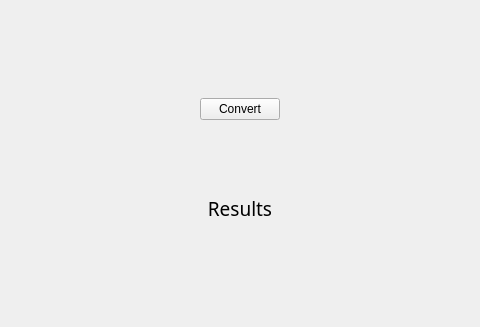
First picture: the form in Xefexcel/mainwindow.ui, repository OskarPodgorski/Xefexcel, before the edit; both pictures show x 260 to 740 and y 373 to 700 of the 1000 by 700 pixel window.
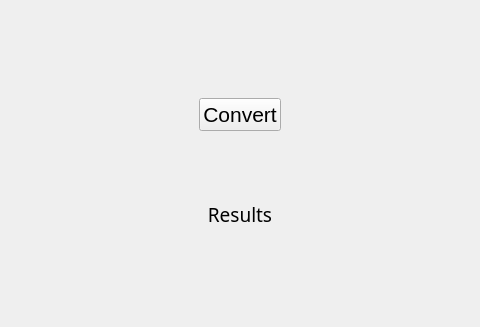
Second picture: the form after the edit.

```diff
--- a/Xefexcel/mainwindow.ui
+++ b/Xefexcel/mainwindow.ui
@@ -70,6 +70,11 @@
             <layout class="QVBoxLayout" name="verticalLayout_3">
              <item>
               <widget class="QPushButton" name="convertButton">
+               <property name="font">
+                <font>
+                 <pointsize>16</pointsize>
+                </font>
+               </property>
                <property name="text">
                 <string>Convert</string>
                </property>
```
